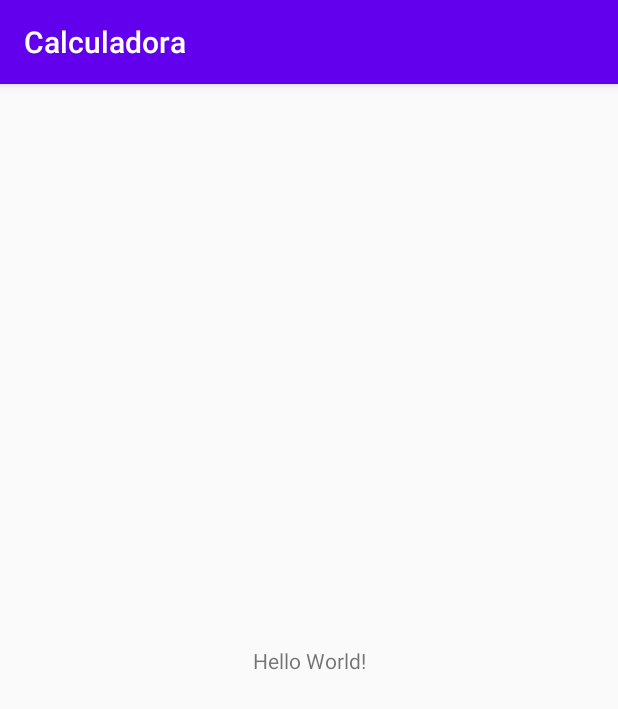
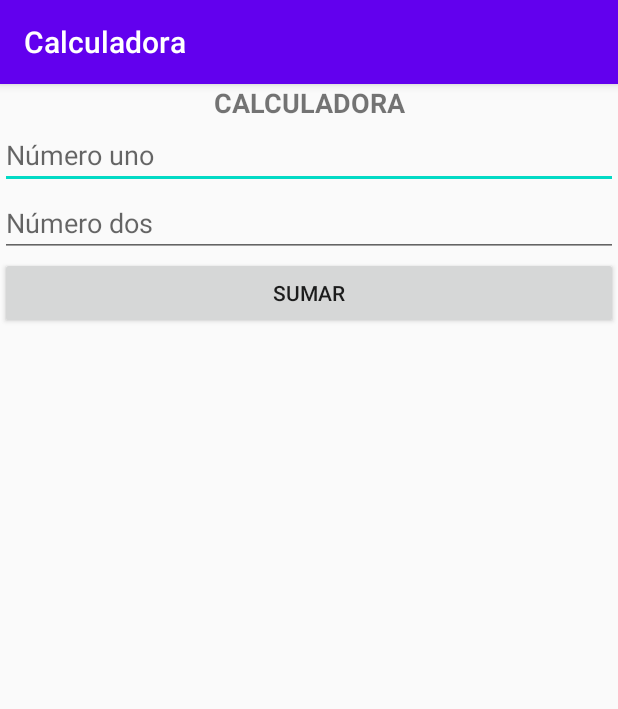
Before and after one commit to arnobisms/calculadora_unimagdalena, an Android app: the screen it shows after launch (MainActivity), on a phone screen of 412 x 824 dp. Shown: the top 709 px of the screen. Run offline under Robolectric (Android 15) with nearby library versions, the phone set to English and light mode, and no system bars.

Commit message:
Interfaz inicial terminada

```diff
--- a/app/src/main/res/layout/activity_main.xml
+++ b/app/src/main/res/layout/activity_main.xml
@@ -1,18 +1,49 @@
 <?xml version="1.0" encoding="utf-8"?>
-<androidx.constraintlayout.widget.ConstraintLayout xmlns:android="http://schemas.android.com/apk/res/android"
+<LinearLayout xmlns:android="http://schemas.android.com/apk/res/android"
     xmlns:app="http://schemas.android.com/apk/res-auto"
     xmlns:tools="http://schemas.android.com/tools"
     android:layout_width="match_parent"
     android:layout_height="match_parent"
+    android:gravity="center_horizontal"
+    android:orientation="vertical"
     tools:context=".MainActivity">
 
     <TextView
-        android:layout_width="wrap_content"
+        android:id="@+id/textView"
+        android:layout_width="match_parent"
         android:layout_height="wrap_content"
-        android:text="Hello World!"
-        app:layout_constraintBottom_toBottomOf="parent"
-        app:layout_constraintLeft_toLeftOf="parent"
-        app:layout_constraintRight_toRightOf="parent"
-        app:layout_constraintTop_toTopOf="parent" />
+        android:gravity="center_horizontal"
+        android:text="CALCULADORA"
+        android:textSize="18sp"
+        android:textStyle="bold" />
 
-</androidx.constraintlayout.widget.ConstraintLayout>
+    <EditText
+        android:id="@+id/txtNumeroUno"
+        android:layout_width="match_parent"
+        android:layout_height="wrap_content"
+        android:ems="10"
+        android:hint="Número uno"
+        android:inputType="number" />
+
+    <EditText
+        android:id="@+id/txtNumeroDos"
+        android:layout_width="match_parent"
+        android:layout_height="wrap_content"
+        android:ems="10"
+        android:hint="Número dos"
+        android:inputType="number" />
+
+    <Button
+        android:id="@+id/btnSumar"
+        android:layout_width="match_parent"
+        android:layout_height="wrap_content"
+        android:text="Sumar" />
+
+    <TextView
+        android:id="@+id/lblResultado"
+        android:layout_width="match_parent"
+        android:layout_height="wrap_content"
+        android:gravity="center_horizontal"
+        android:textSize="18sp"
+        android:textStyle="bold" />
+</LinearLayout>
```
